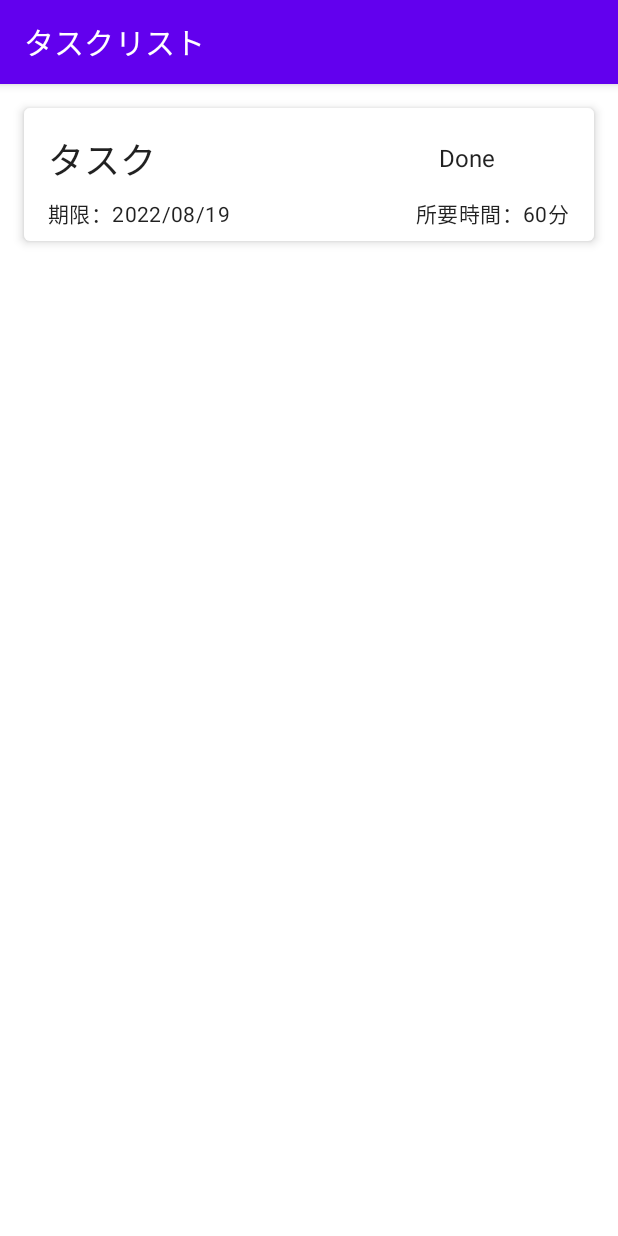
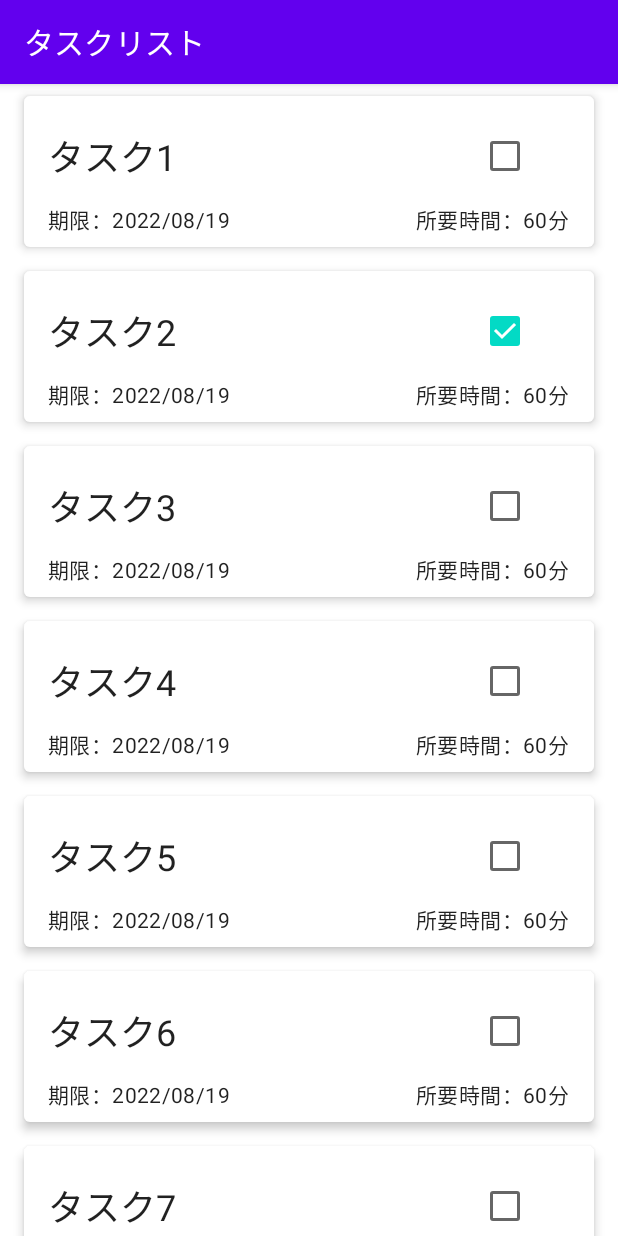
Before and after one commit to M0710Fa/task-app, an Android app built with Jetpack Compose: the screen it shows after launch (MainActivity), on a phone screen of 412 x 824 dp. Run offline under Robolectric (Android 15) with nearby library versions, the phone set to English and light mode, and no system bars.

Commit message:
タスクモデルを追加し，doneをチェックボックスで管理

```diff
--- /dev/null
+++ b/app/src/main/java/com/example/task_app/model/Task.kt
@@ -0,0 +1,7 @@
+package com.example.task_app.model
+
+data class Task(
+    val done: Boolean,
+    val id: Int,
+    val title: String
+)
--- a/app/src/main/java/com/example/task_app/ui/task/TaskCard.kt
+++ b/app/src/main/java/com/example/task_app/ui/task/TaskCard.kt
@@ -1,21 +1,29 @@
 package com.example.task_app.ui.task
 
 import androidx.compose.foundation.layout.*
+import androidx.compose.material.Checkbox
 import androidx.compose.material.MaterialTheme
 import androidx.compose.material.Surface
 import androidx.compose.material.Text
 import androidx.compose.runtime.Composable
+import androidx.compose.runtime.getValue
+import androidx.compose.runtime.mutableStateOf
+import androidx.compose.runtime.remember
 import androidx.compose.ui.Alignment
 import androidx.compose.ui.Modifier
 import androidx.compose.ui.tooling.preview.Preview
 import androidx.compose.ui.unit.dp
+import com.example.task_app.model.Task
 
 @Composable
-fun TaskCard(modifier: Modifier = Modifier){
+fun TaskCard(taskItem: Task, modifier: Modifier = Modifier){
+
+    val isDone by remember{ mutableStateOf(taskItem.done) }
+
     Surface(
         modifier = modifier
             .fillMaxWidth()
-            .padding(16.dp),
+            .padding(horizontal = 16.dp, vertical = 8.dp),
         shape = MaterialTheme.shapes.medium,
         elevation = 4.dp,
     ) {
@@ -23,19 +31,19 @@ fun TaskCard(modifier: Modifier = Modifier){
             modifier= Modifier.padding(horizontal = 16.dp, vertical = 8.dp)
         ) {
             Row(
-                modifier = modifier.fillMaxWidth().padding(vertical = 8.dp),
+                modifier = modifier
+                    .fillMaxWidth()
+                    .padding(vertical = 8.dp),
                 verticalAlignment = Alignment.CenterVertically,
             ) {
                 Text(
-                    "タスク",
+                    text = taskItem.title,
                     style= MaterialTheme.typography.h5,
                     modifier = Modifier
                         .weight(3f)
                 )
-                Text(
-                    "Done",
-                    modifier = Modifier.weight(1f)
-                )
+                Checkbox(checked = isDone, onCheckedChange = {},
+                    modifier = Modifier.weight(1f))
             }
             Row(
                 modifier = modifier.fillMaxWidth(),
@@ -59,5 +67,6 @@ fun TaskCard(modifier: Modifier = Modifier){
 @Preview
 @Composable
 fun PreviewTaskCard(){
-    TaskCard()
+    val taskItem = Task(false, 0, "タスク")
+    TaskCard(taskItem = taskItem)
 }
--- a/app/src/main/java/com/example/task_app/ui/task/TaskList.kt
+++ b/app/src/main/java/com/example/task_app/ui/task/TaskList.kt
@@ -1,13 +1,15 @@
 package com.example.task_app.ui.task
 
-import androidx.compose.foundation.layout.Column
-import androidx.compose.foundation.layout.fillMaxWidth
+import androidx.compose.foundation.lazy.LazyColumn
+import androidx.compose.foundation.lazy.items
 import androidx.compose.runtime.Composable
-import androidx.compose.ui.Modifier
+import com.example.task_app.model.Task
 
 @Composable
-fun TaskList(){
-    Column() {
-        TaskCard()
+fun TaskList(taskList:List<Task>){
+    LazyColumn() {
+        items(taskList){ task->
+            TaskCard(task)
+        }
     }
 }
--- a/app/src/main/java/com/example/task_app/ui/task/TaskScreen.kt
+++ b/app/src/main/java/com/example/task_app/ui/task/TaskScreen.kt
@@ -1,8 +1,26 @@
 package com.example.task_app.ui.task
 
 import androidx.compose.runtime.Composable
+import com.example.task_app.model.Task
 
 @Composable
 fun TaskScreen(){
-    TaskList()
+    TaskList(taskList = sampleTaskList)
 }
+
+val sampleTaskList = listOf(
+    Task(false, 0, "タスク1"),
+    Task(true, 1, "タスク2"),
+    Task(false, 2, "タスク3"),
+    Task(false, 3, "タスク4"),
+    Task(false, 4, "タスク5"),
+    Task(false, 5, "タスク6"),
+    Task(false, 6, "タスク7"),
+    Task(false, 7, "タスク8"),
+    Task(false, 8, "タスク9"),
+    Task(false, 9, "タスク10"),
+    Task(false, 10, "タスク11"),
+    Task(false, 11, "タスク12"),
+    Task(false, 12, "タスク13"),
+    Task(false, 13, "タスク14"),
+)
```
